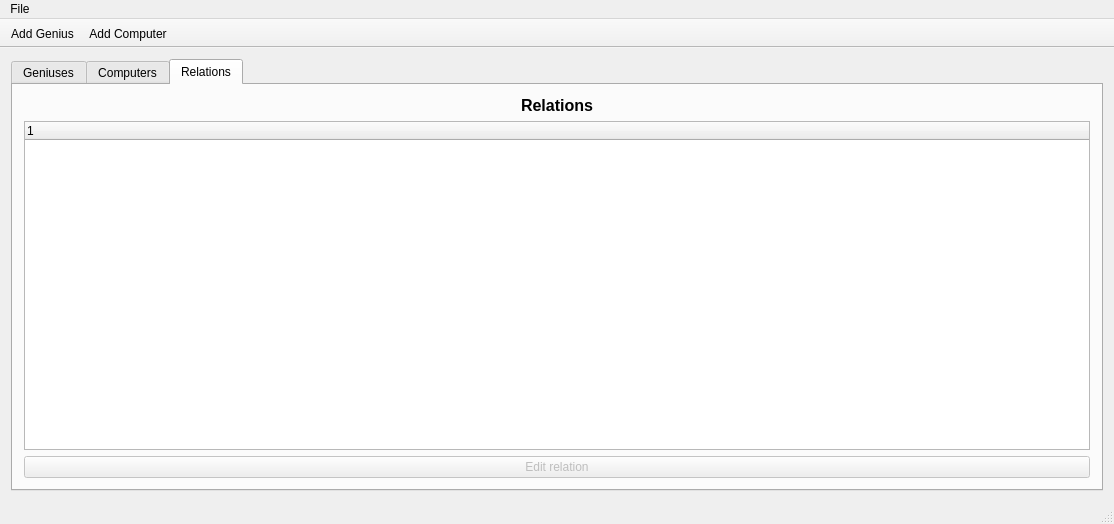
Before: the Qt Designer form mainwindow.ui in danielm15/VLN1-2016-Hopur_16, drawn with Qt 5.
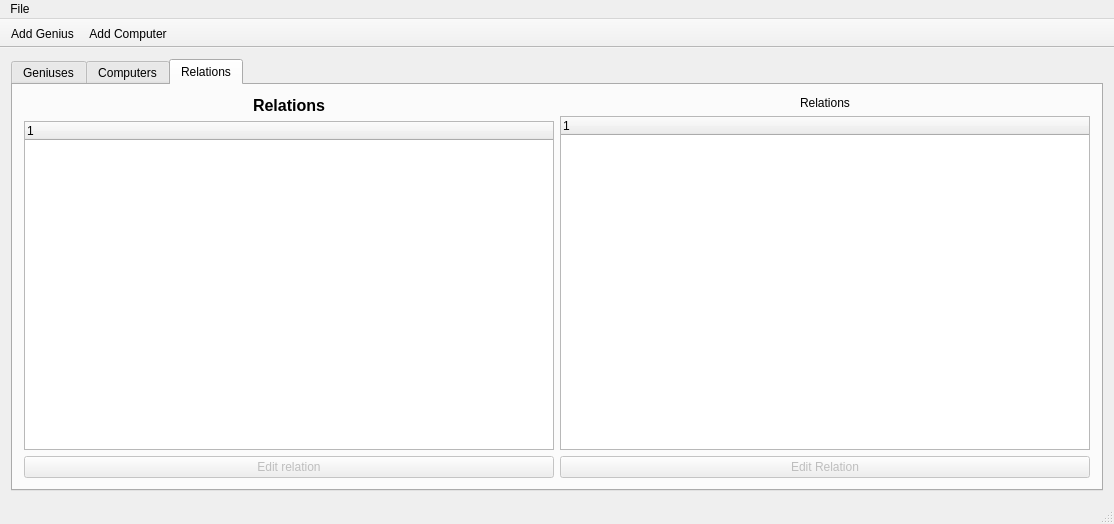
After: the same form once the commit is applied. Icons and pictures are not drawn.

Commit message: Relation for Computers-Geniuses added

Diff of the .ui file:
```diff
--- a/mainwindow.ui
+++ b/mainwindow.ui
@@ -340,6 +340,9 @@
        <layout class="QHBoxLayout" name="horizontalLayout_2">
         <item>
          <layout class="QVBoxLayout" name="verticalLayout_5">
+          <property name="sizeConstraint">
+           <enum>QLayout::SetDefaultConstraint</enum>
+          </property>
           <item>
            <widget class="QLabel" name="label">
             <property name="text">
@@ -393,6 +396,57 @@
           </item>
          </layout>
         </item>
+        <item>
+         <layout class="QVBoxLayout" name="verticalLayout_9">
+          <item>
+           <widget class="QLabel" name="computerGeniusLabel">
+            <property name="text">
+             <string>Relations</string>
+            </property>
+            <property name="alignment">
+             <set>Qt::AlignCenter</set>
+            </property>
+            <property name="wordWrap">
+             <bool>false</bool>
+            </property>
+           </widget>
+          </item>
+          <item>
+           <widget class="QTreeWidget" name="computerGeniusRelationWidget">
+            <property name="frameShape">
+             <enum>QFrame::StyledPanel</enum>
+            </property>
+            <property name="tabKeyNavigation">
+             <bool>true</bool>
+            </property>
+            <property name="alternatingRowColors">
+             <bool>true</bool>
+            </property>
+            <property name="textElideMode">
+             <enum>Qt::ElideLeft</enum>
+            </property>
+            <property name="indentation">
+             <number>25</number>
+            </property>
+            <column>
+             <property name="text">
+              <string notr="true">1</string>
+             </property>
+            </column>
+           </widget>
+          </item>
+          <item>
+           <widget class="QPushButton" name="pushButtonEditRelationCG">
+            <property name="enabled">
+             <bool>false</bool>
+            </property>
+            <property name="text">
+             <string>Edit Relation</string>
+            </property>
+           </widget>
+          </item>
+         </layout>
+        </item>
        </layout>
       </widget>
      </widget>
```
Left out of the diff: 9 changed lines with no effect on the pictures. The commit also changes 12 other files.
